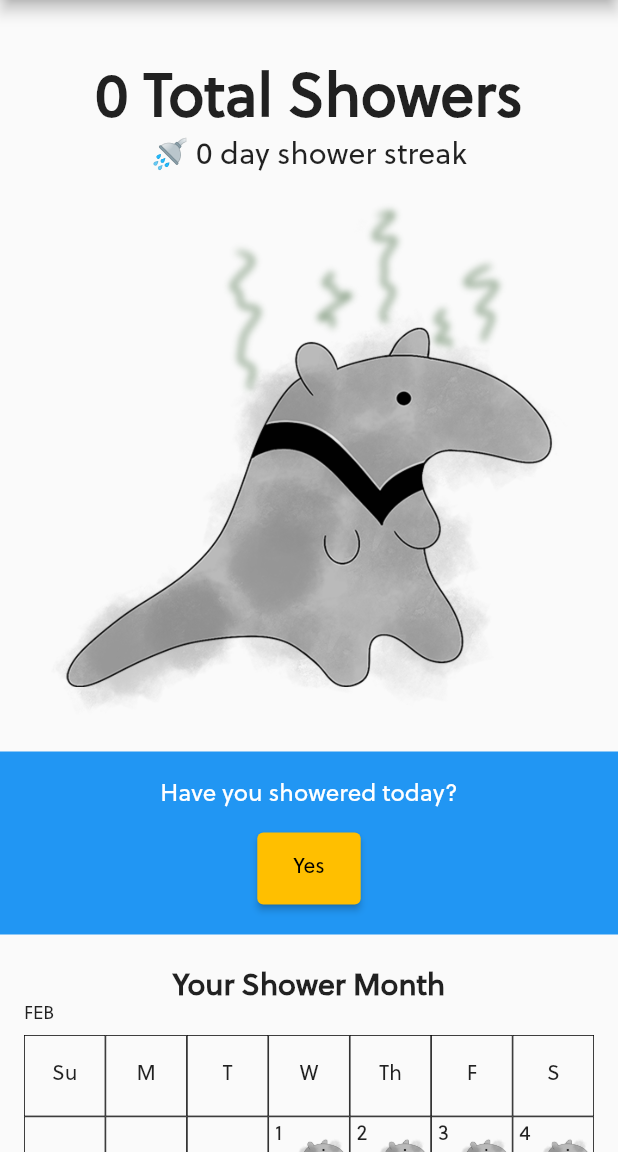
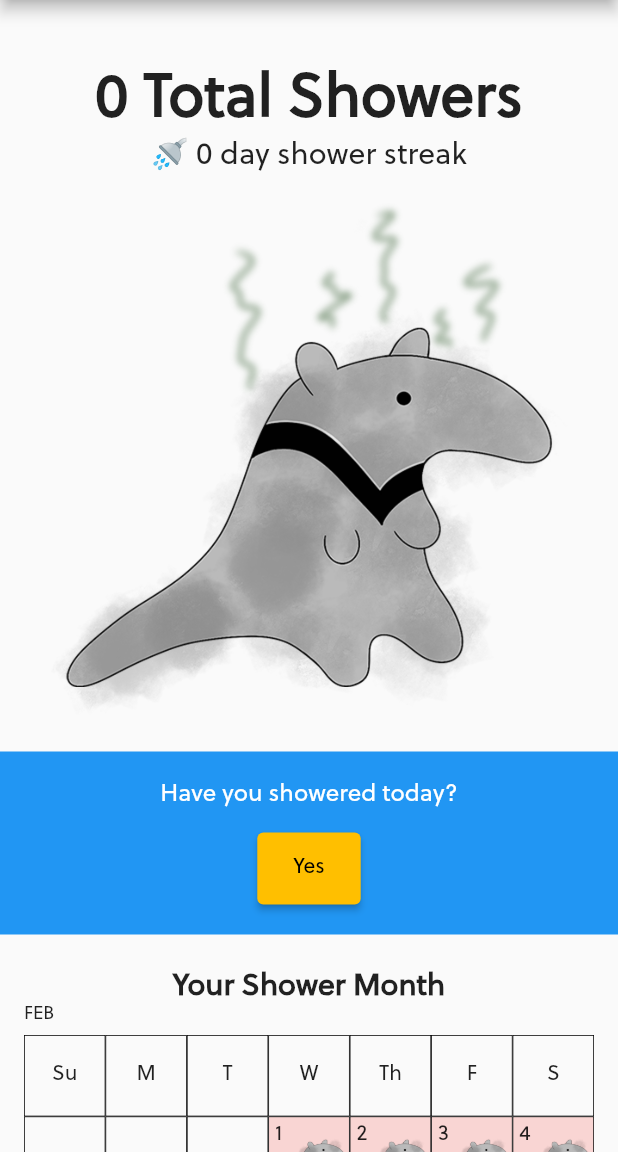
Before and after one commit to sharonm6/zotShowers, a Flutter app: the screen it shows after launch, on a phone screen of 412 x 824 dp, the part 84-1236 px from its top. Run offline on Flutter 3.47's test engine with Material 2 defaults, Android fonts, the light colour scheme and no system bars; our stand-ins replace equatable, flutter_bloc, go_router.

Commit message:
Make background red or green on calendar

```diff
--- a/lib/shower_calendar.dart
+++ b/lib/shower_calendar.dart
@@ -38,17 +38,22 @@ class ShowerCalendar extends StatelessWidget {
       <Widget>(index) {
         final firstDayOfMonth = DateTime(2023, 2, 1);
         Image img;
+        Color background;
         // add index to first day
         if (data.today().isBefore(firstDayOfMonth.add(Duration(days: index)))) {
-          img = Image.asset("assets/empty.png",
-              height: 200); // empty if past today, no data would exist
-        } else if (data
-            .didShowerOnDay(firstDayOfMonth.add(Duration(days: index)))) {
+          img = Image.asset("assets/empty.png", height: 200); // empty if past today, no data would exist
+          background = Colors.transparent;
+        } else if (data.didShowerOnDay(firstDayOfMonth.add(Duration(days: index)))) {
           img = Image.asset("assets/anteater0.png", height: 200);
+          background = Colors.green.withOpacity(0.2);
         } else {
           img = Image.asset("assets/anteater6.png", height: 200);
+          background = Colors.red.withOpacity(0.2);
         }
-        return Stack(
+
+        return Container(
+          color: background,
+          child: Stack(
             children: [
               Positioned(
                 left: 4,
@@ -60,6 +65,7 @@ class ShowerCalendar extends StatelessWidget {
               ),
               img,
             ],
+          ),
         );
       },
     );
```
Lines whose indentation alone changed are shown as unchanged.
